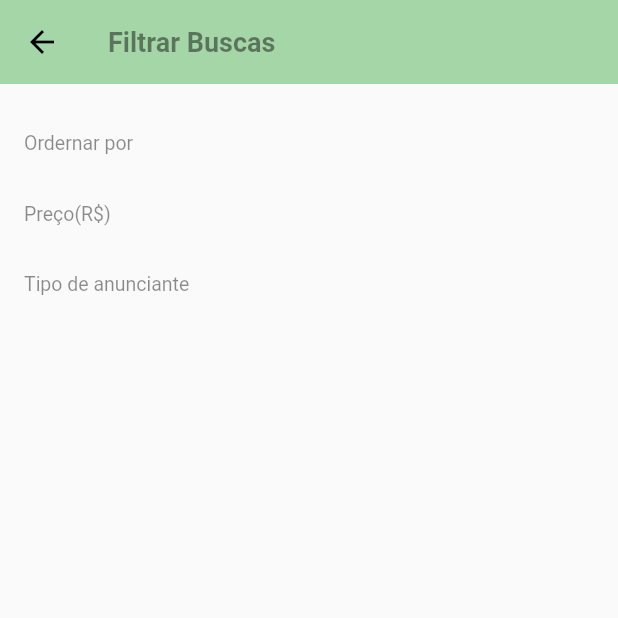
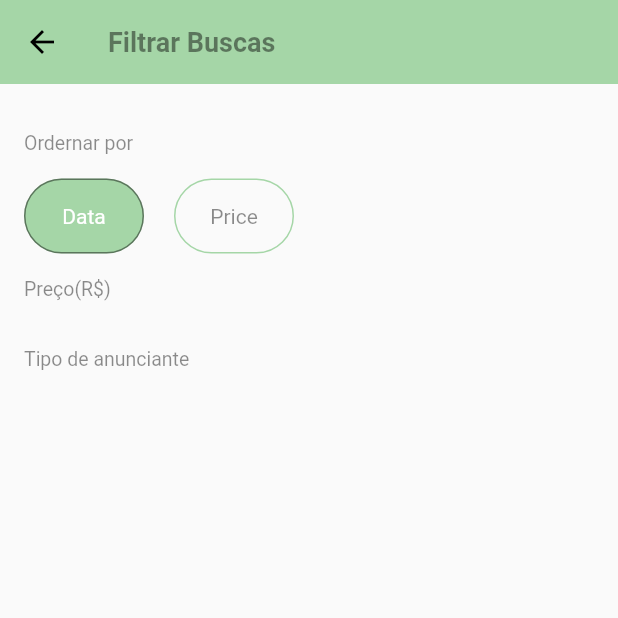
Before and after one commit to Judsonn/e-commerce, a Flutter app: the FilterPage screen opened directly, on a phone screen of 412 x 824 dp, the top half of it. Run offline on Flutter 3.47's test engine with Material 2 defaults, Android fonts, the phone set to English and light mode, and no system bars; our stand-ins replace rxdart.

Commit message:
creat filter of serarch for date or price

```diff
--- /dev/null
+++ b/lib/models/filter_model.dart
@@ -0,0 +1 @@
+enum OrderBy{DATE, PRICE}
--- a/lib/pages/filter/filter_page.dart
+++ b/lib/pages/filter/filter_page.dart
@@ -1,3 +1,5 @@
+import 'package:e_comerce/models/filter_model.dart';
+import 'package:e_comerce/pages/filter/widgets/order_by_field.dart';
 import 'package:e_comerce/pages/filter/widgets/section_title.dart';
 import 'package:flutter/material.dart';
 
@@ -30,6 +32,12 @@ class _FilterPageState extends State<FilterPage> {
               padding: const EdgeInsets.all(16),
               children: <Widget>[
                 const SectionTitle(title:"Ordernar por"),
+                OrderByField(
+                  initialValue: OrderBy.DATE,
+                  onSaved: (v){
+
+                  }
+                ),
                 const SectionTitle(title:"Preço(R\$)"),
                 const SectionTitle(title:"Tipo de anunciante"),
               ],
--- /dev/null
+++ b/lib/pages/filter/widgets/order_by_field.dart
@@ -0,0 +1,63 @@
+import 'package:e_comerce/models/filter_model.dart';
+import 'package:flutter/material.dart';
+
+class OrderByField extends StatelessWidget {
+  @override
+  const OrderByField({this.onSaved, this.initialValue});
+
+  final FormFieldSetter<OrderBy> onSaved;
+  final OrderBy initialValue;
+
+
+  Widget build(BuildContext context) {
+    return FormField<OrderBy>(
+      initialValue: initialValue,
+      onSaved: onSaved,
+      builder: (state){
+        return Row(
+          children: <Widget>[
+            GestureDetector(
+              onTap: (){
+                state.didChange(OrderBy.DATE);
+              },
+              child: Container(
+                height: 50,
+                width: 80,
+                decoration: BoxDecoration(
+                  borderRadius: BorderRadius.circular(30),
+                  border: Border.all(color: state.value == OrderBy.DATE ? Colors.black45 : Theme.of(context).primaryColor),
+                  color: state.value == OrderBy.DATE ? Theme.of(context).primaryColor : Colors.transparent
+                ),
+                alignment: Alignment.center,
+                child: Text("Data",
+                style: TextStyle(
+                  color: state.value == OrderBy.DATE ? Colors.white : Colors.black45
+                ),),
+              ),
+            ),
+            SizedBox(width: 20,),
+            GestureDetector(
+              onTap: (){
+                state.didChange(OrderBy.PRICE);
+              },
+              child: Container(
+                height: 50,
+                width: 80,
+                decoration: BoxDecoration(
+                  borderRadius: BorderRadius.circular(30),
+                  border: Border.all(color: state.value == OrderBy.PRICE ? Colors.black45 : Theme.of(context).primaryColor),
+                 color: state.value == OrderBy.PRICE ? Theme.of(context).primaryColor : Colors.transparent
+                ),
+                alignment: Alignment.center,
+                child: Text("Price",
+                style: TextStyle(
+                  color: state.value == OrderBy.PRICE ? Colors.white : Colors.black45
+                ),),
+              ),
+            ),
+          ],
+        );
+      }
+    );
+  }
+}
```
